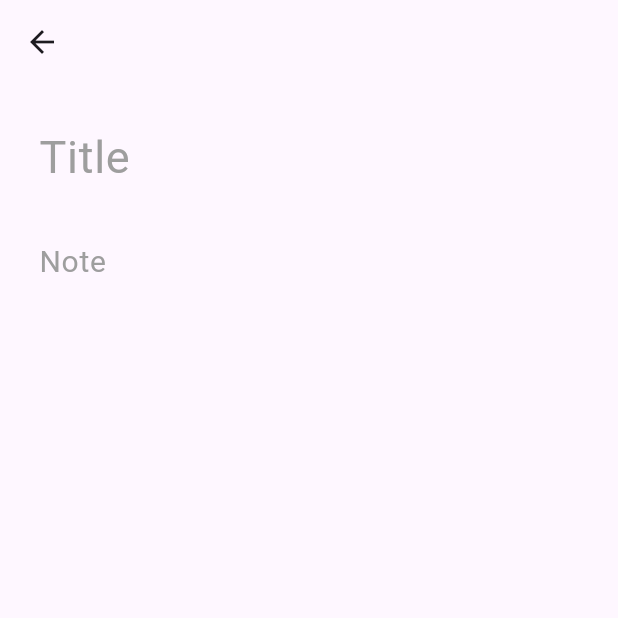
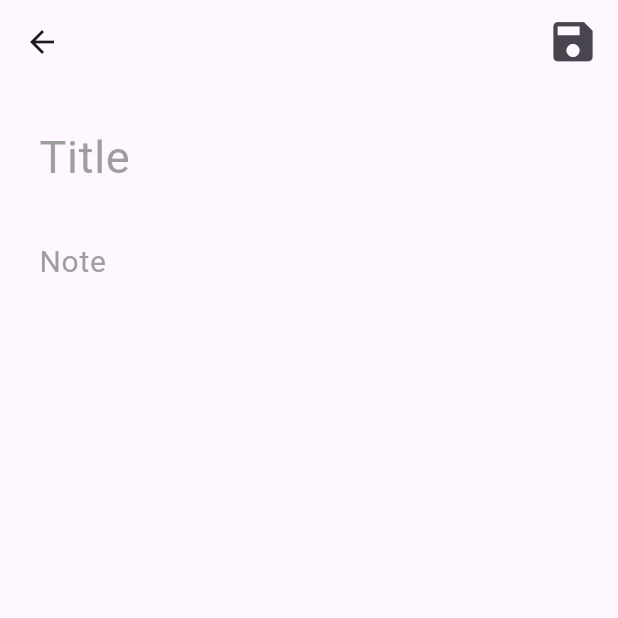
Before and after one commit to A7medK7aled1/todo, a Flutter app: the AddNoteView screen opened directly, on a phone screen of 412 x 824 dp, the top half of it. Run offline on Flutter 3.47's test engine with Material 3 defaults, Android fonts, the phone set to English and light mode, and no system bars; our stand-ins replace font_awesome_flutter, hive, hive_flutter; accounts and stored records are empty.

Commit message:
Refactor AddNoteView to include save action in AppBar; create CustomNoteGridItem component for grid view.

```diff
--- a/lib/views/add_note_view.dart
+++ b/lib/views/add_note_view.dart
@@ -8,7 +8,17 @@ class AddNoteView extends StatelessWidget {
   Widget build(BuildContext context) {
     return SafeArea(
       child: Scaffold(
-        appBar: AppBar(),
+        appBar: AppBar(
+          actions: [
+            IconButton(
+              onPressed: () {},
+              icon: const Icon(Icons.save),
+              iconSize: 35,
+              padding: const EdgeInsets.only(right: 12),
+              tooltip: 'Save',
+            ),
+          ],
+        ),
         body: SingleChildScrollView(
           child: Padding(
             padding: const EdgeInsets.all(10),
```
Also changed, not shown: lib/widgets/custom_grid_view.dart (+1 -23 lines), lib/widgets/custom_grid_view_item.dart (added, +23 -0 lines).
